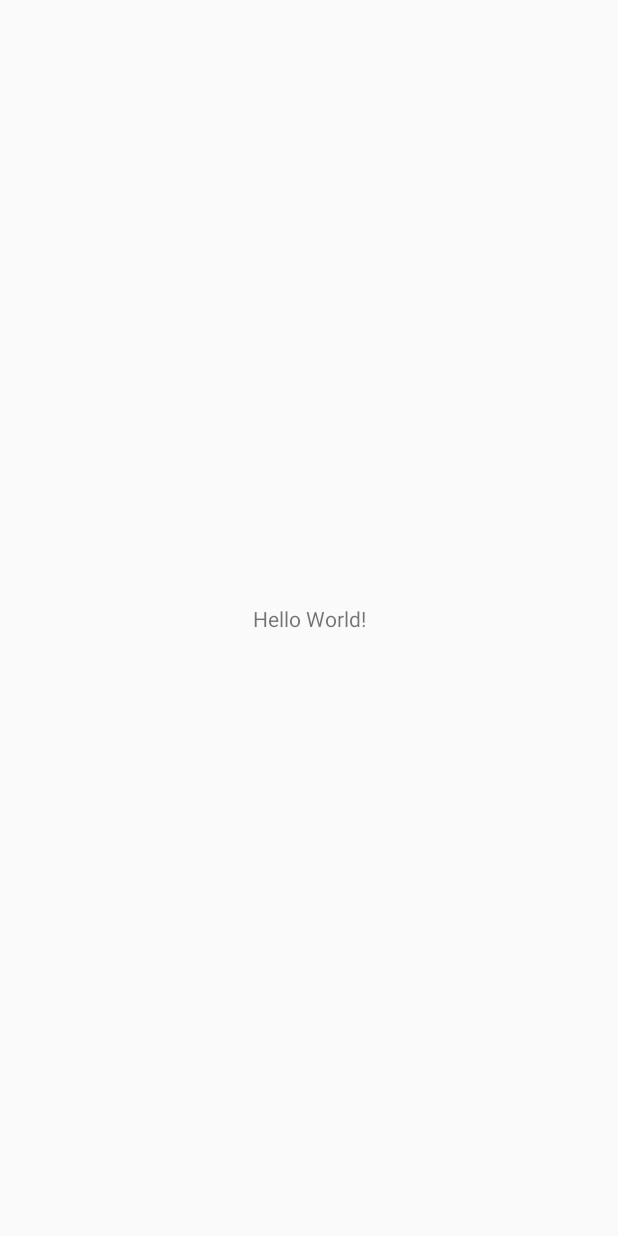
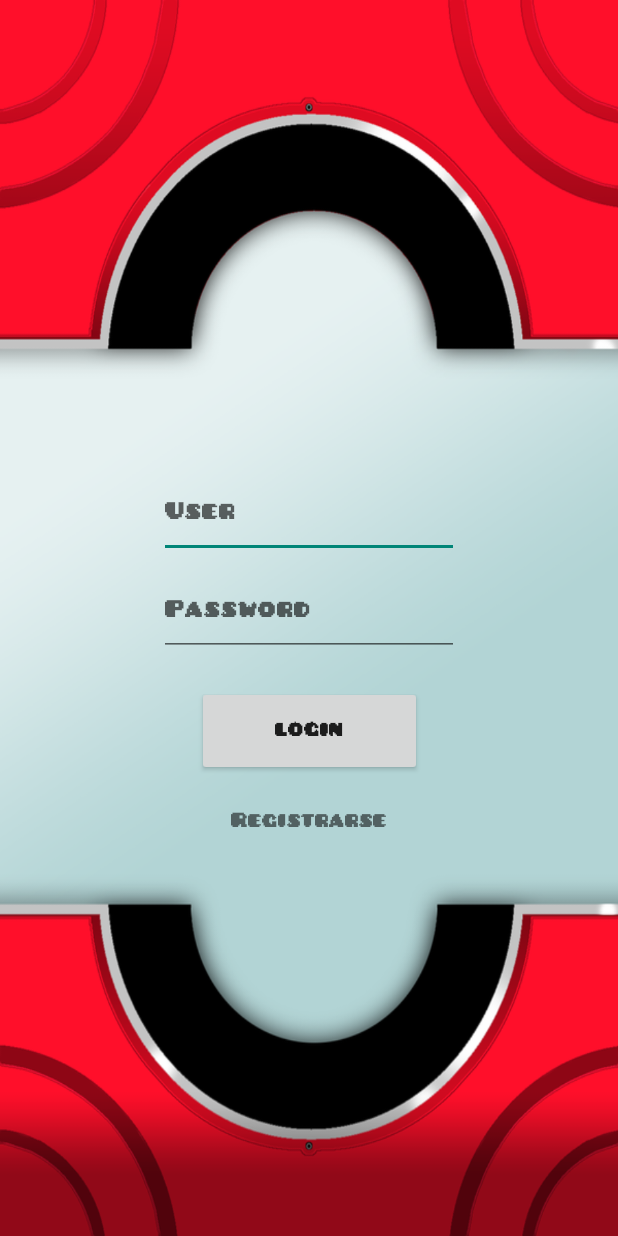
Before and after one commit to AndroideHarryx/PokemonDiamont2022, an Android app: the screen it shows after launch (MainActivity before the commit, LoginActivity after it), on a phone screen of 412 x 824 dp. Before the commit the screen is almost empty. Run offline under Robolectric (Android 15) with nearby library versions, the phone set to English and light mode, and no system bars.

Commit message:
agregue recursos para interfaz grafica

```diff
--- a/app/src/main/java/com/bootcamp/pokemondiamont2022/MainActivity.kt
+++ b/app/src/main/java/com/bootcamp/pokemondiamont2022/MainActivity.kt
@@ -1,11 +1,27 @@
 package com.bootcamp.pokemondiamont2022
 
+import android.content.Intent
 import androidx.appcompat.app.AppCompatActivity
 import android.os.Bundle
+import android.os.Handler
+import android.view.WindowManager
 
 class MainActivity : AppCompatActivity() {
     override fun onCreate(savedInstanceState: Bundle?) {
         super.onCreate(savedInstanceState)
         setContentView(R.layout.activity_main)
+
+        window.setFlags(
+            WindowManager.LayoutParams.FLAG_FULLSCREEN,
+            WindowManager.LayoutParams.FLAG_FULLSCREEN
+        )
+
+        // we used the postDelayed(Runnable, time) method
+        // to send a message with a delayed time.
+        Handler().postDelayed({
+            val intentLogin = Intent(this,LoginActivity::class.java)
+            startActivity(intentLogin)
+            finish()
+        }, 1500)
     }
 }
--- a/app/src/main/res/layout/activity_login.xml
+++ b/app/src/main/res/layout/activity_login.xml
@@ -4,57 +4,61 @@
     xmlns:tools="http://schemas.android.com/tools"
     android:layout_width="match_parent"
     android:layout_height="match_parent"
-    tools:context=".LoginActivity">
+    tools:context=".LoginActivity"
+    android:background="@drawable/pokedex">
 
-    <TextView
-        android:id="@+id/txt_tagtitulo"
-        android:layout_width="wrap_content"
-        android:layout_height="wrap_content"
-        android:text="Pokemon Diamont"
-        android:layout_marginTop="150dp"
-        app:layout_constraintStart_toStartOf="parent"
-        app:layout_constraintEnd_toEndOf="parent"
-        app:layout_constraintTop_toTopOf="parent"/>
-
+    <androidx.constraintlayout.widget.ConstraintLayout
+        android:layout_width="match_parent"
+        android:layout_height="400dp"
+        app:layout_constraintTop_toTopOf="parent"
+        app:layout_constraintBottom_toBottomOf="parent">
         <EditText
             android:id="@+id/txt_user"
             android:layout_width="200dp"
             android:layout_height="60dp"
             android:hint="User"
+            android:inputType="textPersonName"
+            android:fontFamily="@font/pixelatedpusab"
+            app:layout_constraintTop_toTopOf="parent"
             app:layout_constraintStart_toStartOf="parent"
             app:layout_constraintEnd_toEndOf="parent"
-        app:layout_constraintTop_toBottomOf="@+id/txt_tagtitulo"
-        android:layout_marginTop="100dp"
-        />
+            android:layout_marginTop="100dp"/>
+
         <EditText
             android:id="@+id/txt_pass"
             android:layout_width="200dp"
             android:layout_height="60dp"
+            android:layout_marginTop="5dp"
             android:hint="Password"
+            android:fontFamily="@font/pixelatedpusab"
             android:inputType="textPassword"
-        app:layout_constraintTop_toBottomOf="@+id/txt_user"
             app:layout_constraintStart_toStartOf="parent"
-        app:layout_constraintEnd_toEndOf="parent"/>
+            app:layout_constraintEnd_toEndOf="parent"
+            app:layout_constraintTop_toBottomOf="@+id/txt_user" />
+
         <Button
             android:id="@+id/btn_login"
             android:layout_width="150dp"
             android:layout_height="60dp"
+            android:layout_marginTop="20dp"
+            android:text="Login"
+            android:fontFamily="@font/pixelatedpusab"
             app:layout_constraintStart_toStartOf="parent"
             app:layout_constraintEnd_toEndOf="parent"
-        app:layout_constraintTop_toBottomOf="@+id/txt_pass"
-        android:layout_marginTop="40dp"
-        android:text="Login" />
+            app:layout_constraintTop_toBottomOf="@+id/txt_pass"/>
 
         <TextView
             android:id="@+id/txt_registrar"
             android:layout_width="150dp"
             android:layout_height="40dp"
+            android:layout_marginTop="10dp"
+            android:gravity="center"
             android:text="Registrarse"
-        android:gravity="center"
-        android:textSize="20dp"
+            android:fontFamily="@font/pixelatedpusab"
+            android:textSize="15dp"
+            app:layout_constraintEnd_toEndOf="parent"
             app:layout_constraintStart_toStartOf="parent"
-        app:layout_constraintEnd_toEndOf="parent"
-        android:layout_marginTop="20dp"
-        app:layout_constraintTop_toBottomOf="@id/btn_login"/>
+            app:layout_constraintTop_toBottomOf="@+id/btn_login" />
 
     </androidx.constraintlayout.widget.ConstraintLayout>
+</androidx.constraintlayout.widget.ConstraintLayout>
--- a/app/src/main/res/layout/activity_main.xml
+++ b/app/src/main/res/layout/activity_main.xml
@@ -4,15 +4,8 @@
     xmlns:tools="http://schemas.android.com/tools"
     android:layout_width="match_parent"
     android:layout_height="match_parent"
-    tools:context=".MainActivity">
+    tools:context=".MainActivity"
+    android:background="@drawable/logo2">
 
-    <TextView
-        android:layout_width="wrap_content"
-        android:layout_height="wrap_content"
-        android:text="Hello World!"
-        app:layout_constraintBottom_toBottomOf="parent"
-        app:layout_constraintLeft_toLeftOf="parent"
-        app:layout_constraintRight_toRightOf="parent"
-        app:layout_constraintTop_toTopOf="parent" />
 
 </androidx.constraintlayout.widget.ConstraintLayout>
```
Also changed, not shown: app/src/main/java/com/bootcamp/pokemondiamont2022/LoginActivity.kt (line endings or trailing spaces), app/src/main/res/drawable/logo2.png (added), app/src/main/res/drawable/pokeball.png (added), app/src/main/res/drawable/pokedex.png (added), app/src/main/res/drawable/rottomdex.png (added), app/src/main/res/drawable/unovadex.png (added), app/src/main/res/font/pixelatedpusab.ttf (added). Lines whose indentation alone changed are shown as unchanged.
